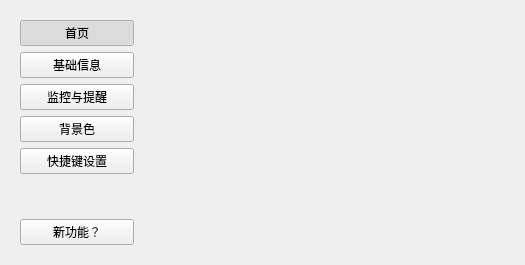
YQBaobao/RollerCoaster, file uis/rc_setting/setting_ui.ui: the form before one commit.
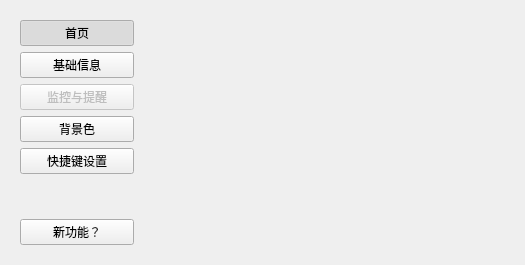
The form after the commit. Icons and pictures are not drawn.

```diff
--- a/uis/rc_setting/setting_ui.ui
+++ b/uis/rc_setting/setting_ui.ui
@@ -98,6 +98,9 @@
        </item>
        <item row="2" column="0">
         <widget class="QPushButton" name="pushButton_monitor">
+         <property name="enabled">
+          <bool>false</bool>
+         </property>
          <property name="text">
           <string>监控与提醒</string>
          </property>
```
